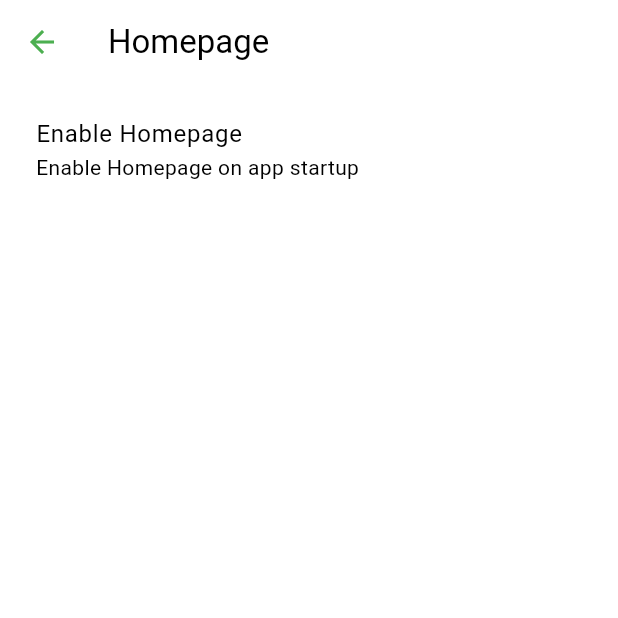
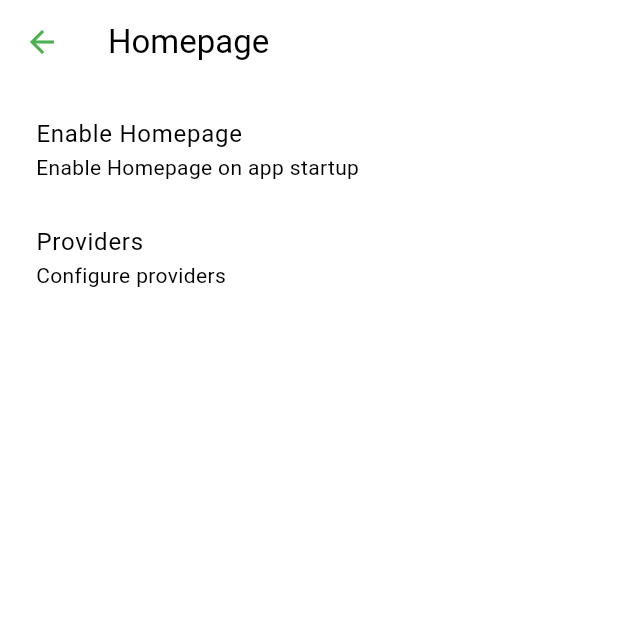
Before and after one commit to Hedon-haven/viewer, a Flutter app: the screen it shows after launch, item 2 of the bottom bar chosen, after a tap on "Homepage", on a phone screen of 412 x 824 dp, the top half of it. Run offline on Flutter 3.47's test engine with Material 3 defaults, Android fonts, the phone set to English and light mode, and no system bars; drawn by our look-alikes of dynamic_color; our stand-ins replace audio_video_progress_bar, connectivity_plus, fluttertoast, package_info_plus, shared_preferences, skeletonizer and 3 more; missing offline and left inert: auto_orientation, flutter_hls_parser, fvp, window_manager; accounts and stored records are empty; network calls fail.

Commit message:
Allow multiple providers on homepage + add settings for it

```diff
--- a/lib/backend/managers/plugin_manager.dart
+++ b/lib/backend/managers/plugin_manager.dart
@@ -20,23 +20,36 @@ class PluginManager {
   // TODO: Dont initialize all plugins at startup
   static List<PluginBase> allPlugins = [XHamsterPlugin(), PornhubPlugin()];
   static List<PluginBase> enabledPlugins = [];
+  static List<PluginBase> enabledHomepageProviders = [];
 
   static Future<void> readPluginListFromSettings() async {
     // read enabled plugins from settings
     List<String> newEnabledPlugins =
-        sharedStorage.getStringList('enabled_plugins') ?? [];
-    enabledPlugins = []; // clear already enabled plugins
+        sharedStorage.getStringList("enabled_plugins") ?? [];
+    List<String> newEnabledProviders =
+        sharedStorage.getStringList("homepage_providers") ?? [];
+    enabledPlugins = []; // clear enabled plugins
+    enabledHomepageProviders = []; // clear enabled providers
     for (var plugin in allPlugins) {
       if (newEnabledPlugins.contains(plugin.pluginName)) {
         enabledPlugins.add(plugin);
       }
+      if (newEnabledProviders.contains(plugin.pluginName)) {
+        enabledHomepageProviders.add(plugin);
+      }
       print("Updated plugin list: $enabledPlugins");
+      print("Updated plugin list: $enabledHomepageProviders");
     }
   }
 
   static Future<void> writePluginListToSettings() async {
     sharedStorage.setStringList(
         'enabled_plugins', enabledPlugins.map((e) => e.pluginName).toList());
+  }
+
+  static Future<void> writeHomepageProvidersListToSettings() async {
+    sharedStorage.setStringList('homepage_providers',
+        enabledHomepageProviders.map((e) => e.pluginName).toList());
   }
 
   static PluginBase? getPluginByName(String pluginName) {
--- a/lib/ui/screens/settings/settings_homepage.dart
+++ b/lib/ui/screens/settings/settings_homepage.dart
@@ -1,5 +1,6 @@
 import 'package:flutter/material.dart';
 import 'package:hedon_viewer/main.dart';
+import 'package:hedon_viewer/ui/screens/settings/settings_homepage_providers.dart';
 
 import 'custom_widgets/options_switch.dart';
 
@@ -29,7 +30,17 @@ class _HomepageScreenState extends State<HomepageScreen> {
                       switchState: sharedStorage.getBool("homepage_enabled")!,
                       onSelected: (value) {
                         sharedStorage.setBool("homepage_enabled", value);
-                      })
+                      }),
+                  ListTile(
+                    title: const Text("Providers"),
+                    subtitle: const Text("Configure providers"),
+                    onTap: () {
+                      Navigator.push(
+                          context,
+                          MaterialPageRoute(
+                              builder: (context) => const HomepageProvidersScreen()));
+                    },
+                  )
                 ]))));
   }
 }
```
Also changed, not shown: lib/ui/screens/settings/settings_homepage_providers.dart (added, +53 -0 lines).
